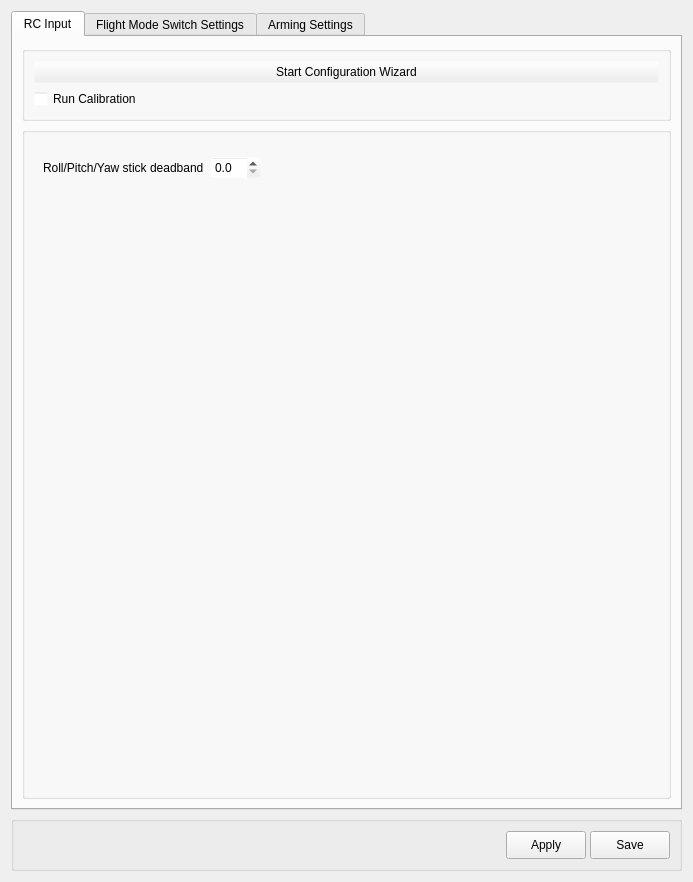
First picture: the form in ground/openpilotgcs/src/plugins/config/input.ui, repository openpilot/OpenPilot, before the edit.
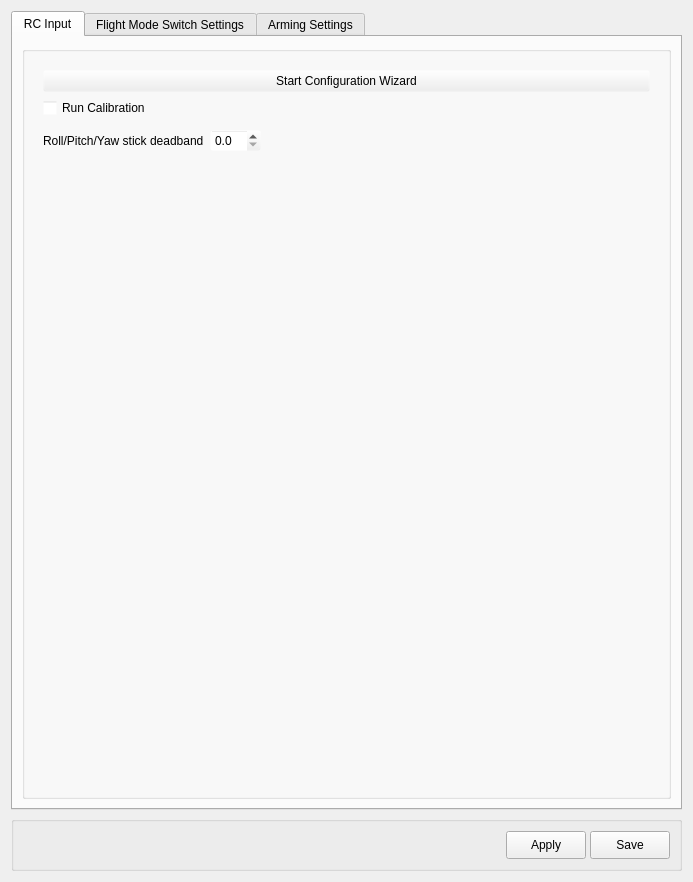
Second picture: the form after the edit. Icons and pictures are not drawn.

Commit message: GCS-Moved the wizard and calibration widgets to the stacked widget so that they disapear during the wizard

```diff
--- a/ground/openpilotgcs/src/plugins/config/input.ui
+++ b/ground/openpilotgcs/src/plugins/config/input.ui
@@ -107,41 +107,12 @@
            <rect>
             <x>0</x>
             <y>0</y>
-            <width>663</width>
-            <height>745</height>
+            <width>671</width>
+            <height>755</height>
            </rect>
           </property>
           <layout class="QGridLayout" name="gridLayout">
            <item row="1" column="0">
-            <widget class="QGroupBox" name="groupBox_4">
-             <property name="sizePolicy">
-              <sizepolicy hsizetype="Preferred" vsizetype="Fixed">
-               <horstretch>0</horstretch>
-               <verstretch>0</verstretch>
-              </sizepolicy>
-             </property>
-             <property name="title">
-              <string/>
-             </property>
-             <layout class="QVBoxLayout" name="verticalLayout_3">
-              <item>
-               <widget class="QPushButton" name="configurationWizard">
-                <property name="text">
-                 <string>Start Configuration Wizard</string>
-                </property>
-               </widget>
-              </item>
-              <item>
-               <widget class="QCheckBox" name="runCalibration">
-                <property name="text">
-                 <string>Run Calibration</string>
-                </property>
-               </widget>
-              </item>
-             </layout>
-            </widget>
-           </item>
-           <item row="2" column="0">
             <widget class="QGroupBox" name="groupBox_5">
              <property name="title">
               <string/>
@@ -154,6 +125,20 @@
                 </property>
                 <widget class="QWidget" name="advancedPage">
                  <layout class="QVBoxLayout" name="verticalLayout_4">
+                  <item>
+                   <widget class="QPushButton" name="configurationWizard">
+                    <property name="text">
+                     <string>Start Configuration Wizard</string>
+                    </property>
+                   </widget>
+                  </item>
+                  <item>
+                   <widget class="QCheckBox" name="runCalibration">
+                    <property name="text">
+                     <string>Run Calibration</string>
+                    </property>
+                   </widget>
+                  </item>
                   <item>
                    <layout class="QVBoxLayout" name="channelSettings"/>
                   </item>
```
Left out of the diff: 8 changed lines with no effect on the pictures. The commit also changes 2 other files.
